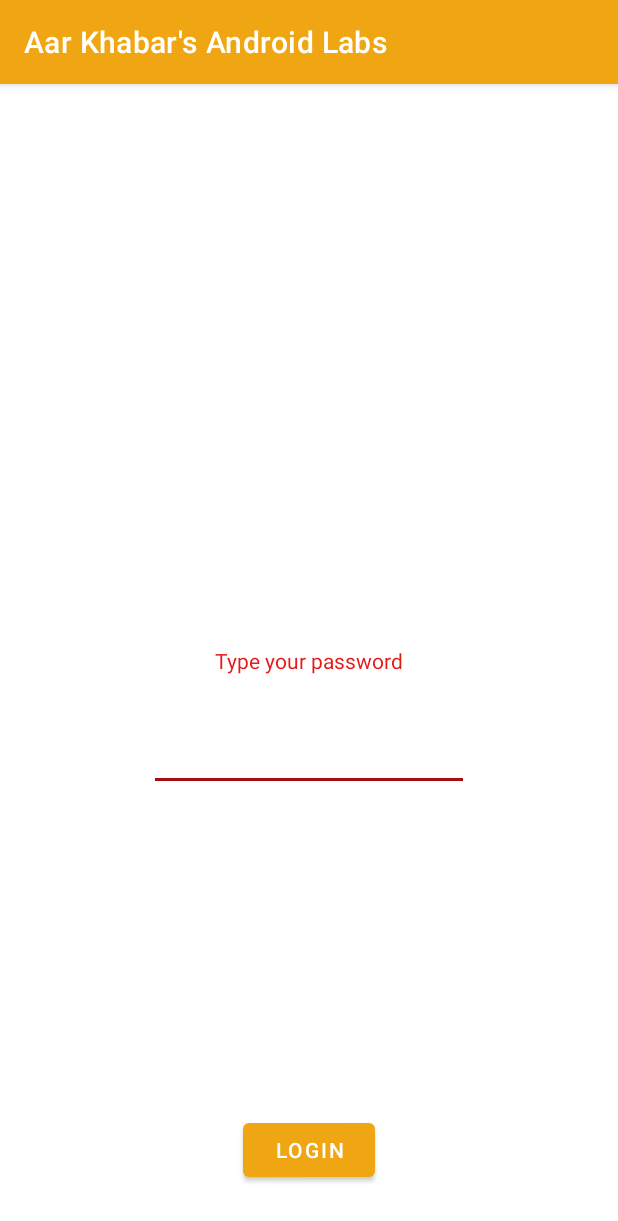
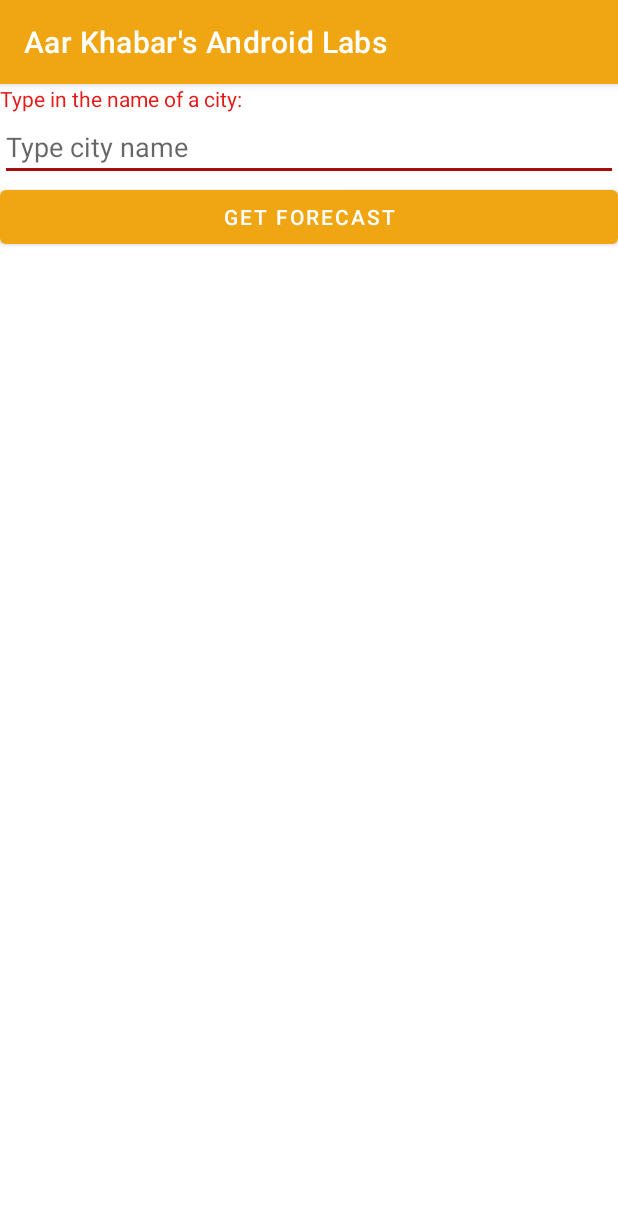
Before and after one commit to AarKhabar/MyAndroidLabs, an Android app: the screen it shows after launch (MainActivity), on a phone screen of 412 x 824 dp. Shown: the top 1221 px of the screen. Run offline under Robolectric (Android 15) with nearby library versions, the phone set to English and light mode, and no system bars.

Commit message:
Finished Week9 in JSON

```diff
--- a/app/build.gradle
+++ b/app/build.gradle
@@ -13,6 +13,8 @@ android {
         versionName "1.0"
 
         testInstrumentationRunner "androidx.test.runner.AndroidJUnitRunner"
+        minSdkVersion 24
+        targetSdkVersion 31
     }
 
     buildTypes {
@@ -25,6 +27,8 @@ android {
         sourceCompatibility JavaVersion.VERSION_1_8
         targetCompatibility JavaVersion.VERSION_1_8
     }
+    compileSdkVersion 31
+    buildToolsVersion '31.0.0'
 }
 
 dependencies {
--- a/app/src/main/AndroidManifest.xml
+++ b/app/src/main/AndroidManifest.xml
@@ -1,7 +1,7 @@
 <?xml version="1.0" encoding="utf-8"?>
 <manifest xmlns:android="http://schemas.android.com/apk/res/android"
     package="algonquin.cst2335.khab0018">
-
+    <uses-permission android:name="android.permission.INTERNET"/>
     <application
         android:allowBackup="true"
         android:icon="@drawable/app_icon"
--- a/app/src/main/res/layout/activity_main.xml
+++ b/app/src/main/res/layout/activity_main.xml
@@ -1,42 +1,67 @@
 <?xml version="1.0" encoding="utf-8"?>
-<androidx.constraintlayout.widget.ConstraintLayout xmlns:android="http://schemas.android.com/apk/res/android"
-    xmlns:app="http://schemas.android.com/apk/res-auto"
+<LinearLayout xmlns:android="http://schemas.android.com/apk/res/android"
     xmlns:tools="http://schemas.android.com/tools"
     android:layout_width="match_parent"
     android:layout_height="match_parent"
-    tools:context=".MainActivity">
+    android:orientation="vertical">
 
     <TextView
         android:id="@+id/textView"
         android:layout_width="wrap_content"
         android:layout_height="wrap_content"
-        android:text="@string/hello_message"
-        app:layout_constraintBottom_toBottomOf="parent"
-        app:layout_constraintLeft_toLeftOf="parent"
-        app:layout_constraintRight_toRightOf="parent"
-        app:layout_constraintTop_toTopOf="parent" />
+        android:text="@string/hello_message" />
+
+    <EditText
+        android:id="@+id/cityTextField"
+        android:layout_width="match_parent"
+        android:layout_height="wrap_content"
+        android:hint="Type city name" />
 
     <Button
-        android:id="@+id/button"
-        android:layout_width="wrap_content"
+        android:id="@+id/forecastButton"
+        android:layout_width="match_parent"
         android:layout_height="wrap_content"
-        android:layout_marginBottom="50px"
-        android:text="@string/button_message"
-        app:layout_constraintBottom_toBottomOf="parent"
-        app:layout_constraintEnd_toEndOf="parent"
-        app:layout_constraintHorizontal_bias="0.5"
-        app:layout_constraintStart_toStartOf="parent" />
+        android:text="@string/button_message"/>
 
-    <EditText
-        android:id="@+id/editText"
-        android:layout_width="wrap_content"
+    <TextView
+        android:id="@+id/temp"
+        android:layout_width="match_parent"
         android:layout_height="wrap_content"
-        android:layout_marginTop="32dp"
-        android:ems="10"
-        android:inputType="textPassword"
-        app:layout_constraintEnd_toEndOf="parent"
-        app:layout_constraintStart_toStartOf="parent"
-        app:layout_constraintTop_toBottomOf="@+id/textView" />
+        android:text="Temp goes here"
+        android:visibility="invisible" />
 
+    <TextView
+        android:id="@+id/maxTemp"
+        android:layout_width="match_parent"
+        android:layout_height="wrap_content"
+        android:text="Max goes here"
+        android:visibility="invisible" />
 
-</androidx.constraintlayout.widget.ConstraintLayout>
+    <TextView
+        android:id="@+id/minTemp"
+        android:layout_width="match_parent"
+        android:layout_height="wrap_content"
+        android:text="Min goes here"
+        android:visibility="invisible" />
+
+    <TextView
+        android:id="@+id/humitidy"
+        android:layout_width="match_parent"
+        android:layout_height="wrap_content"
+        android:text="Humidity goes here"
+        android:visibility="invisible" />
+
+    <ImageView
+        android:id="@+id/icon"
+        android:layout_width="300dp"
+        android:layout_height="300dp"
+        android:visibility="invisible" />
+
+    <TextView
+        android:id="@+id/description"
+        android:layout_width="match_parent"
+        android:layout_height="wrap_content"
+        android:text="Description goes here"
+        android:visibility="invisible" />
+
+</LinearLayout>
--- a/app/src/main/res/values/strings.xml
+++ b/app/src/main/res/values/strings.xml
@@ -1,5 +1,5 @@
 <resources>
     <string name="app_name">Aar Khabar\'s Android Labs</string>
-    <string name="hello_message">Type your password</string>
-    <string name="button_message">Login</string>
+    <string name="hello_message">Type in the name of a city:</string>
+    <string name="button_message">Get Forecast</string>
 </resources>
```
Also changed, not shown: app/src/main/java/algonquin/cst2335/khab0018/MainActivity.java (+122 -96 lines).
